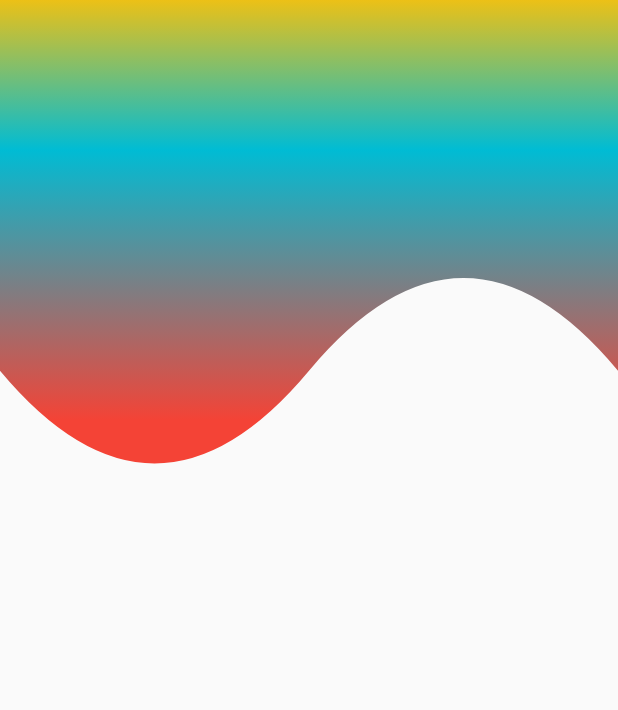
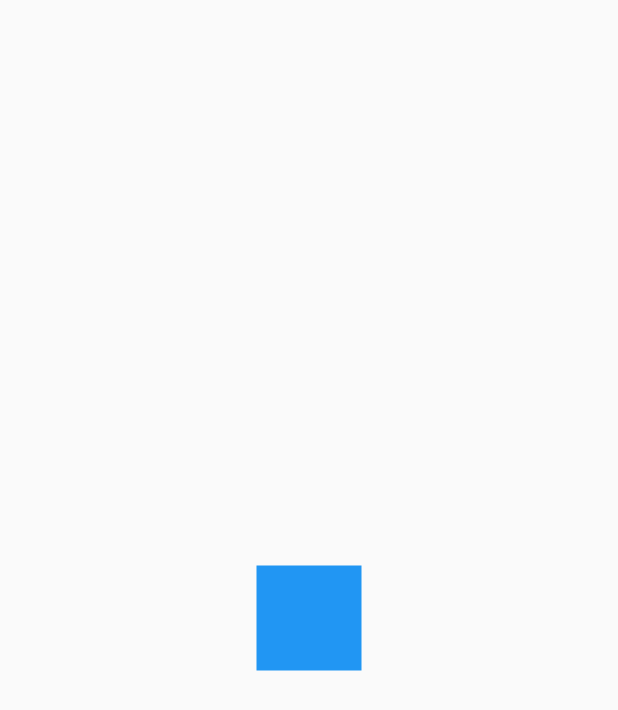
Before and after one commit to juanncode/animation_app, a Flutter app: the screen it shows after launch, on a phone screen of 412 x 824 dp. Shown: the top 710 px of the screen. Run offline on Flutter 3.47's test engine with Material 2 defaults, Android fonts, the phone set to English and light mode, and no system bars.

Commit message:
Animation squad with curves

```diff
--- a/lib/main.dart
+++ b/lib/main.dart
@@ -1,3 +1,4 @@
+import 'package:animation_app/src/pages/animations_page.dart';
 import 'package:animation_app/src/pages/headers_page.dart';
 import 'package:flutter/material.dart';
 
@@ -9,7 +10,7 @@ class MyApp extends StatelessWidget {
     return const MaterialApp(
       debugShowCheckedModeBanner: false,
       title: 'Material App',
-      home: HeadersPage()
+      home: AnimationPage()
     );
   }
 }
--- /dev/null
+++ b/lib/src/pages/animations_page.dart
@@ -0,0 +1,96 @@
+import 'dart:math';
+
+import 'package:flutter/material.dart';
+
+class AnimationPage extends StatelessWidget {
+  const AnimationPage({Key? key}) : super(key: key);
+
+  @override
+  Widget build(BuildContext context) {
+    return Scaffold(
+      body: Center(
+        child: CuadradoAnimado(),
+      ),
+    );
+  }
+}
+
+class CuadradoAnimado extends StatefulWidget {
+  const CuadradoAnimado({
+    Key? key,
+  }) : super(key: key);
+
+  @override
+  State<CuadradoAnimado> createState() => _CuadradoAnimadoState();
+}
+
+class _CuadradoAnimadoState extends State<CuadradoAnimado>  with SingleTickerProviderStateMixin {
+
+  late AnimationController controller;
+  late Animation<num> rotation;
+
+  @override
+  void initState() {
+    controller = AnimationController(
+      vsync: this,
+      duration: const Duration(milliseconds: 3000)
+    );
+
+    rotation = Tween(begin: 0.0, end: pi * 2).animate(
+      CurvedAnimation(parent: controller, curve: Curves.elasticInOut)
+    );
+
+    controller.addListener(() {
+      if(controller.status == AnimationStatus.completed) {
+        controller.reverse();
+      }
+     });
+
+    super.initState();
+  }
+
+  @override
+  void dispose() {
+    controller.dispose();
+    super.dispose();
+  }
+
+  @override
+  Widget build(BuildContext context) {
+    controller.forward();
+    return AnimatedBuilder(
+      animation: controller,
+      builder: (BuildContext context, Widget? child) {
+        return Transform.rotate(
+          angle: rotation.value.toDouble(),
+          child: _Rectangulo()
+        );
+
+      },
+    );
+  }
+}
+
+
+
+
+
+
+
+
+
+
+
+
+class _Rectangulo extends StatelessWidget {
+    @override
+    Widget build(BuildContext context) {
+    return Container(
+       width: 70,
+       height: 70,
+       decoration: BoxDecoration(
+         color: Colors.blue
+       ),
+     );
+   }
+}
```
